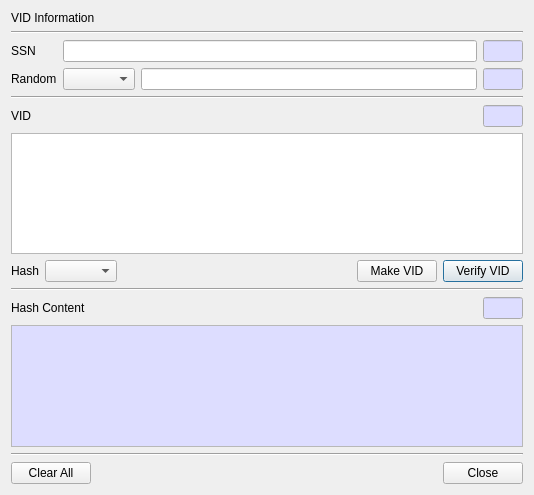
Above: BerEditor/vid_dlg.ui from jykim74/BerEditor before the change. Below: the same form after it.
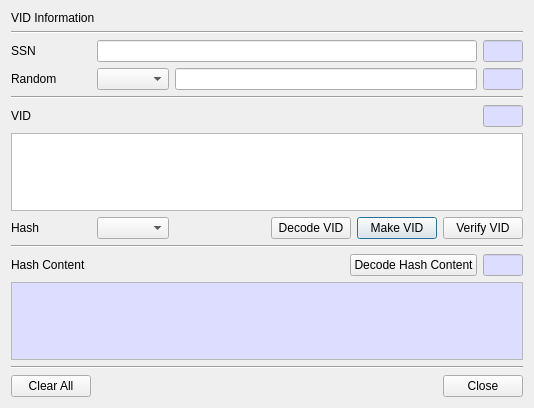
That is the form after the change.

Commit message: VID 검증 오류 수정 및 Decode 기능 추가

Patch:
```diff
--- a/BerEditor/vid_dlg.ui
+++ b/BerEditor/vid_dlg.ui
@@ -7,7 +7,7 @@
     <x>0</x>
     <y>0</y>
     <width>534</width>
-    <height>495</height>
+    <height>408</height>
    </rect>
   </property>
   <property name="windowTitle">
@@ -42,6 +42,12 @@
      </item>
      <item row="0" column="0">
       <widget class="QLabel" name="label_2">
+       <property name="minimumSize">
+        <size>
+         <width>80</width>
+         <height>0</height>
+        </size>
+       </property>
        <property name="text">
         <string>SSN</string>
        </property>
@@ -158,6 +164,12 @@
     <layout class="QGridLayout" name="gridLayout_2">
      <item row="0" column="0">
       <widget class="QLabel" name="label_4">
+       <property name="minimumSize">
+        <size>
+         <width>80</width>
+         <height>0</height>
+        </size>
+       </property>
        <property name="text">
         <string>VID</string>
        </property>
@@ -236,38 +248,51 @@
       <widget class="QComboBox" name="mHashCombo"/>
      </item>
      <item row="0" column="4">
-      <widget class="QPushButton" name="mVerifyVIDBtn">
-       <property name="text">
-        <string>Verify VID</string>
-       </property>
-      </widget>
-     </item>
-     <item row="0" column="3">
       <widget class="QPushButton" name="mMakeVIDBtn">
        <property name="text">
         <string>Make VID</string>
        </property>
       </widget>
      </item>
+     <item row="0" column="2">
+      <spacer name="horizontalSpacer_4">
+       <property name="orientation">
+        <enum>Qt::Horizontal</enum>
+       </property>
+       <property name="sizeHint" stdset="0">
+        <size>
+         <width>40</width>
+         <height>20</height>
+        </size>
+       </property>
+      </spacer>
+     </item>
      <item row="0" column="0">
       <widget class="QLabel" name="label_6">
+       <property name="minimumSize">
+        <size>
+         <width>80</width>
+         <height>0</height>
+        </size>
+       </property>
        <property name="text">
         <string>Hash</string>
        </property>
       </widget>
      </item>
-     <item row="0" column="2">
-      <spacer name="horizontalSpacer_4">
-       <property name="orientation">
-        <enum>Qt::Horizontal</enum>
+     <item row="0" column="5">
+      <widget class="QPushButton" name="mVerifyVIDBtn">
+       <property name="text">
+        <string>Verify VID</string>
        </property>
-       <property name="sizeHint" stdset="0">
-        <size>
-         <width>40</width>
-         <height>20</height>
-        </size>
+      </widget>
+     </item>
+     <item row="0" column="3">
+      <widget class="QPushButton" name="mDecodeVIDBtn">
+       <property name="text">
+        <string>Decode VID</string>
        </property>
-      </spacer>
+      </widget>
      </item>
     </layout>
    </item>
@@ -283,60 +308,66 @@
      <property name="topMargin">
       <number>0</number>
      </property>
+     <item row="0" column="4">
+      <widget class="QLineEdit" name="mHashContentLenText">
+       <property name="minimumSize">
+        <size>
+         <width>40</width>
+         <height>0</height>
+        </size>
+       </property>
+       <property name="maximumSize">
+        <size>
+         <width>40</width>
+         <height>16777215</height>
+        </size>
+       </property>
+       <property name="palette">
+        <palette>
+         <active>
+          <colorrole role="Base">
+           <brush brushstyle="SolidPattern">
+            <color alpha="255">
+             <red>221</red>
+             <green>221</green>
+             <blue>255</blue>
+            </color>
+           </brush>
+          </colorrole>
+         </active>
+         <inactive>
+          <colorrole role="Base">
+           <brush brushstyle="SolidPattern">
+            <color alpha="255">
+             <red>221</red>
+             <green>221</green>
+             <blue>255</blue>
+            </color>
+           </brush>
+          </colorrole>
+         </inactive>
+         <disabled/>
+        </palette>
+       </property>
+       <property name="readOnly">
+        <bool>true</bool>
+       </property>
+      </widget>
+     </item>
      <item row="0" column="0">
       <widget class="QLabel" name="label_5">
+       <property name="minimumSize">
+        <size>
+         <width>80</width>
+         <height>0</height>
+        </size>
+       </property>
        <property name="text">
         <string>Hash Content</string>
        </property>
       </widget>
      </item>
      <item row="0" column="2">
-      <widget class="QLineEdit" name="mHashContentLenText">
-       <property name="minimumSize">
-        <size>
-         <width>40</width>
-         <height>0</height>
-        </size>
-       </property>
-       <property name="maximumSize">
-        <size>
-         <width>40</width>
-         <height>16777215</height>
-        </size>
-       </property>
-       <property name="palette">
-        <palette>
-         <active>
-          <colorrole role="Base">
-           <brush brushstyle="SolidPattern">
-            <color alpha="255">
-             <red>221</red>
-             <green>221</green>
-             <blue>255</blue>
-            </color>
-           </brush>
-          </colorrole>
-         </active>
-         <inactive>
-          <colorrole role="Base">
-           <brush brushstyle="SolidPattern">
-            <color alpha="255">
-             <red>221</red>
-             <green>221</green>
-             <blue>255</blue>
-            </color>
-           </brush>
-          </colorrole>
-         </inactive>
-         <disabled/>
-        </palette>
-       </property>
-       <property name="readOnly">
-        <bool>true</bool>
-       </property>
-      </widget>
-     </item>
-     <item row="0" column="1">
       <spacer name="horizontalSpacer_2">
        <property name="orientation">
         <enum>Qt::Horizontal</enum>
@@ -349,6 +380,13 @@
        </property>
       </spacer>
      </item>
+     <item row="0" column="3">
+      <widget class="QPushButton" name="mDecodeHashContentBtn">
+       <property name="text">
+        <string>Decode Hash Content</string>
+       </property>
+      </widget>
+     </item>
     </layout>
    </item>
    <item>
```
The commit also changes 3 other files.
